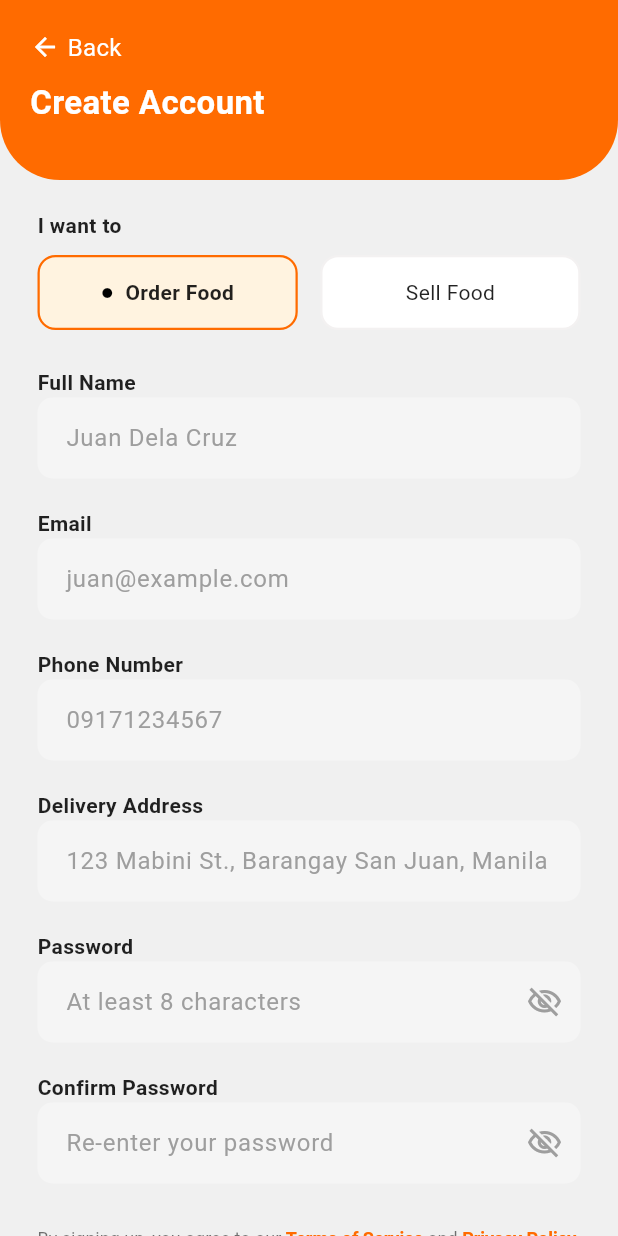
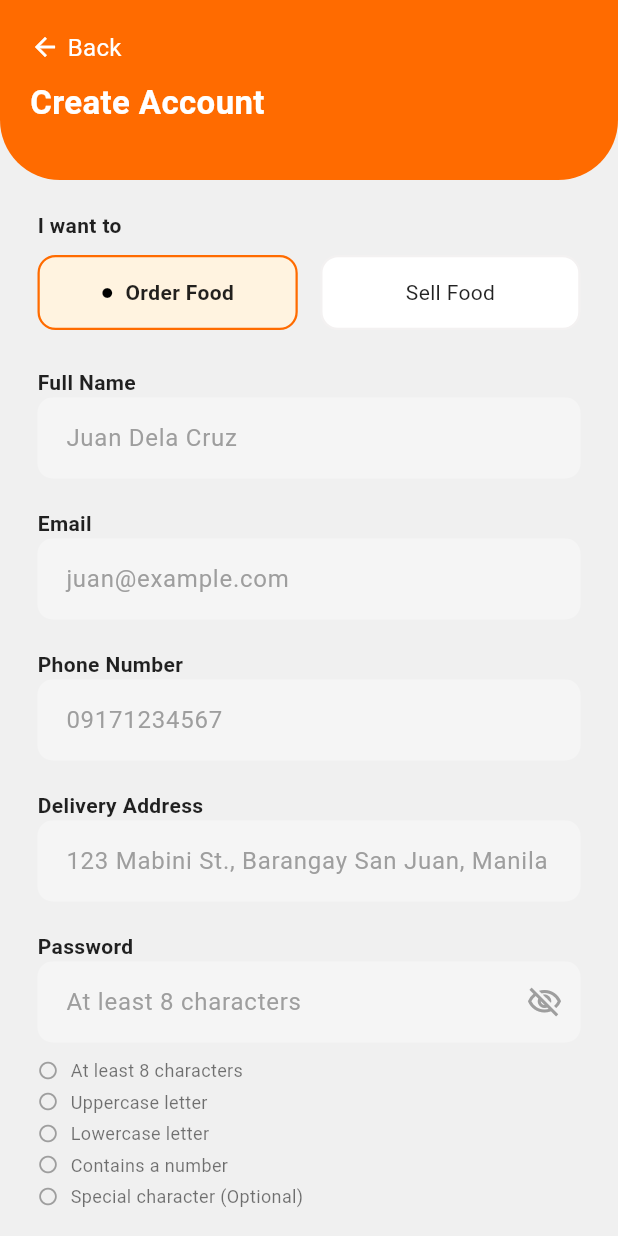
Before and after one commit to jnahMoch/BahayKusina-proj, a Flutter app: the SignUpPage screen opened directly, on a phone screen of 412 x 824 dp. Run offline on Flutter 3.47's test engine with Material 3 defaults, Android fonts, the phone set to English and light mode, and no system bars; our stand-ins replace cloud_firestore, firebase_auth, firebase_core, firebase_storage, geocoding, geolocator and 6 more; accounts and stored records are empty; network calls fail.

Commit message:
Sync with collaborator: Resolve merge conflicts and preserve local enhancements

```diff
--- a/lib/main.dart
+++ b/lib/main.dart
@@ -9,15 +9,16 @@ import 'providers/cart_provider.dart';
 import 'providers/orders_provider.dart';
 import 'providers/vendor_provider.dart';
 import 'services/notification_service.dart';
+import 'models/auth_user.dart';
 import 'screens/home_page.dart';
 import 'screens/vendor_home_page.dart';
-import 'models/auth_user.dart';
 
 void main() async {
   WidgetsFlutterBinding.ensureInitialized();
   await Firebase.initializeApp(options: DefaultFirebaseOptions.currentPlatform);
 
   final authProvider = AuthProvider();
+  await authProvider.checkAuthStatus(); // Check if user is already logged in
 
   runApp(BahayKusinaApp(authProvider: authProvider));
 }
--- a/lib/screens/signup_page.dart
+++ b/lib/screens/signup_page.dart
@@ -22,6 +22,40 @@ class _SignUpPageState extends State<SignUpPage> {
   bool obscureConfirmPassword = true;
   bool _isLoading = false;
 
+  // Field error states
+  bool _nameError = false;
+  bool _emailError = false;
+  bool _phoneError = false;
+  bool _addressError = false;
+  bool _passwordError = false;
+  bool _confirmPasswordError = false;
+
+  // Password strength states
+  bool _hasMinLength = false;
+  bool _hasUppercase = false;
+  bool _hasLowercase = false;
+  bool _hasNumber = false;
+  bool _hasSpecialChar = false;
+
+  void _validatePassword(String value) {
+    setState(() {
+      _hasMinLength = value.length >= 8;
+      _hasUppercase = value.contains(RegExp(r'[A-Z]'));
+      _hasLowercase = value.contains(RegExp(r'[a-z]'));
+      _hasNumber = value.contains(RegExp(r'[0-9]'));
+      _hasSpecialChar = value.contains(RegExp(r'[!@#$%^&*(),.?":{}|<>]'));
+      _passwordError = value.isEmpty;
+    });
+  }
+
+  bool _isValidEmail(String email) {
+    return RegExp(r'^[\w-\.]+@([\w-]+\.)+[\w-]{2,4}$').hasMatch(email);
+  }
+
+  bool _isValidPhone(String phone) {
+    return RegExp(r'^(09|\+639)\d{9}$').hasMatch(phone);
+  }
+
   final TextEditingController _nameController = TextEditingController();
   final TextEditingController _emailPhoneController = TextEditingController();
   final TextEditingController _phoneController = TextEditingController();
@@ -42,14 +76,28 @@ class _SignUpPageState extends State<SignUpPage> {
   }
 
   void _handleSignUp() async {
-    if (_nameController.text.isEmpty ||
-        _emailPhoneController.text.isEmpty ||
-        _phoneController.text.isEmpty ||
-        _addressController.text.isEmpty ||
-        _passwordController.text.isEmpty ||
-        _confirmPasswordController.text.isEmpty) {
+    final name = _nameController.text;
+    final email = _emailPhoneController.text;
+    final phone = _phoneController.text;
+    final address = _addressController.text;
+    final password = _passwordController.text;
+    final confirmPassword = _confirmPasswordController.text;
+
+    setState(() {
+      _nameError = name.isEmpty;
+      _emailError = email.isEmpty || !_isValidEmail(email);
+      _phoneError = phone.isEmpty || !_isValidPhone(phone);
+      _addressError = address.isEmpty;
+      _passwordError = password.isEmpty || !_hasMinLength || !_hasUppercase || !_hasLowercase || !_hasNumber;
+      _confirmPasswordError = confirmPassword.isEmpty || confirmPassword != password;
+    });
+
+    if (_nameError || _emailError || _phoneError || _addressError || _passwordError || _confirmPasswordError) {
       ScaffoldMessenger.of(context).showSnackBar(
-        const SnackBar(content: Text('Please fill in all fields')),
+        const SnackBar(
+          content: Text('Please correct the errors in the form'),
+          backgroundColor: Colors.red,
+        ),
       );
       return;
     }
@@ -71,11 +119,11 @@ class _SignUpPageState extends State<SignUpPage> {
           : UserRole.vendor;
 
       final success = await authProvider.signup(
-        fullName: _nameController.text,
-        email: _emailPhoneController.text,
-        phone: _phoneController.text,
-        address: _addressController.text,
-        password: _passwordController.text,
+        fullName: name,
+        email: email,
+        phone: phone,
+        address: address,
+        password: password,
         role: role,
       );
 
@@ -139,6 +187,8 @@ class _SignUpPageState extends State<SignUpPage> {
                           ? "Your business name or personal name"
                           : "Juan Dela Cruz",
                       keyboardType: TextInputType.name,
+                      hasError: _nameError,
+                      onChanged: (val) => setState(() => _nameError = val.isEmpty),
                     ),
                     const SizedBox(height: 20),
                     _buildLabel("Email"),
@@ -146,6 +196,8 @@ class _SignUpPageState extends State<SignUpPage> {
                       controller: _emailPhoneController,
                       hint: "juan@example.com",
                       keyboardType: TextInputType.emailAddress,
+                      hasError: _emailError,
+                      onChanged: (val) => setState(() => _emailError = val.isEmpty || !_isValidEmail(val)),
                     ),
                     const SizedBox(height: 20),
                     _buildLabel("Phone Number"),
@@ -153,6 +205,8 @@ class _SignUpPageState extends State<SignUpPage> {
                       controller: _phoneController,
                       hint: "09171234567",
                       keyboardType: TextInputType.phone,
+                      hasError: _phoneError,
+                      onChanged: (val) => setState(() => _phoneError = val.isEmpty || !_isValidPhone(val)),
                     ),
                     const SizedBox(height: 20),
                     _buildLabel(selectedRole == "Sell Food" ? "Business Address" : "Delivery Address"),
@@ -160,6 +214,8 @@ class _SignUpPageState extends State<SignUpPage> {
                       controller: _addressController,
                       hint: "123 Mabini St., Barangay San Juan, Manila",
                       keyboardType: TextInputType.streetAddress,
+                      hasError: _addressError,
+                      onChanged: (val) => setState(() => _addressError = val.isEmpty),
                     ),
                     const SizedBox(height: 20),
                     _buildLabel("Password"),
@@ -168,19 +224,22 @@ class _SignUpPageState extends State<SignUpPage> {
                       hint: "At least 8 characters",
                       isPassword: true,
                       obscureText: obscurePassword,
-                      onToggleVisibility: () =>
-                          setState(() => obscurePassword = !obscurePassword),
+                      onToggleVisibility: () => setState(() => obscurePassword = !obscurePassword),
+                      hasError: _passwordError,
+                      onChanged: _validatePassword,
                     ),
-                    const SizedBox(height: 20),
+                    const SizedBox(height: 10),
+                    _buildPasswordStrength(),
+                    const SizedBox(height: 10),
                     _buildLabel("Confirm Password"),
                     SignupTextField(
                       controller: _confirmPasswordController,
                       hint: "Re-enter your password",
                       isPassword: true,
                       obscureText: obscureConfirmPassword,
-                      onToggleVisibility: () => setState(
-                        () => obscureConfirmPassword = !obscureConfirmPassword,
-                      ),
+                      onToggleVisibility: () => setState(() => obscureConfirmPassword = !obscureConfirmPassword),
+                      hasError: _confirmPasswordError,
+                      onChanged: (val) => setState(() => _confirmPasswordError = val.isEmpty || val != _passwordController.text),
                     ),
                     const SizedBox(height: 30),
                     _buildTermsAndConditions(),
@@ -241,6 +300,42 @@ class _SignUpPageState extends State<SignUpPage> {
             ],
           ),
         ),
+      ),
+    );
+  }
+
+  Widget _buildPasswordStrength() {
+    return Column(
+      crossAxisAlignment: CrossAxisAlignment.start,
+      children: [
+        _buildStrengthItem("At least 8 characters", _hasMinLength),
+        _buildStrengthItem("Uppercase letter", _hasUppercase),
+        _buildStrengthItem("Lowercase letter", _hasLowercase),
+        _buildStrengthItem("Contains a number", _hasNumber),
+        _buildStrengthItem("Special character (Optional)", _hasSpecialChar),
+      ],
+    );
+  }
+
+  Widget _buildStrengthItem(String text, bool isMet) {
+    return Padding(
+      padding: const EdgeInsets.only(bottom: 4),
+      child: Row(
+        children: [
+          Icon(
+            isMet ? Icons.check_circle : Icons.circle_outlined,
+            size: 14,
+            color: isMet ? Colors.green : Colors.grey,
+          ),
+          const SizedBox(width: 8),
+          Text(
+            text,
+            style: TextStyle(
+              fontSize: 12,
+              color: isMet ? Colors.green : Colors.black54,
+            ),
+          ),
+        ],
       ),
     );
   }
--- a/lib/widgets/signup_text_field.dart
+++ b/lib/widgets/signup_text_field.dart
@@ -8,6 +8,8 @@ class SignupTextField extends StatelessWidget {
   final bool isPassword;
   final bool obscureText;
   final VoidCallback? onToggleVisibility;
+  final bool hasError;
+  final ValueChanged<String>? onChanged;
 
   const SignupTextField({
     super.key,
@@ -17,6 +19,8 @@ class SignupTextField extends StatelessWidget {
     this.isPassword = false,
     this.obscureText = false,
     this.onToggleVisibility,
+    this.hasError = false,
+    this.onChanged,
   });
 
   @override
@@ -25,11 +29,12 @@ class SignupTextField extends StatelessWidget {
       controller: controller,
       keyboardType: keyboardType,
       obscureText: obscureText,
+      onChanged: onChanged,
       decoration: InputDecoration(
         hintText: hint,
         hintStyle: const TextStyle(color: Colors.grey),
         filled: true,
-        fillColor: AppColors.inputFillColor, // Matches the light grey background
+        fillColor: AppColors.inputFillColor,
         contentPadding: const EdgeInsets.symmetric(vertical: 15, horizontal: 15),
         suffixIcon: isPassword
             ? IconButton(
@@ -41,8 +46,22 @@ class SignupTextField extends StatelessWidget {
               )
             : null,
         border: OutlineInputBorder(
-          borderRadius: BorderRadius.circular(10), // Matches rounded corners
+          borderRadius: BorderRadius.circular(10),
           borderSide: BorderSide.none,
+        ),
+        enabledBorder: OutlineInputBorder(
+          borderRadius: BorderRadius.circular(10),
+          borderSide: BorderSide(
+            color: hasError ? Colors.red : Colors.transparent,
+            width: 1.5,
+          ),
+        ),
+        focusedBorder: OutlineInputBorder(
+          borderRadius: BorderRadius.circular(10),
+          borderSide: BorderSide(
+            color: hasError ? Colors.red : AppColors.primaryOrange,
+            width: 1.5,
+          ),
         ),
       ),
     );
```
Also changed, not shown: lib/screens/home_page.dart (+3 -4 lines), lib/screens/login_page.dart (+13 -13 lines).
